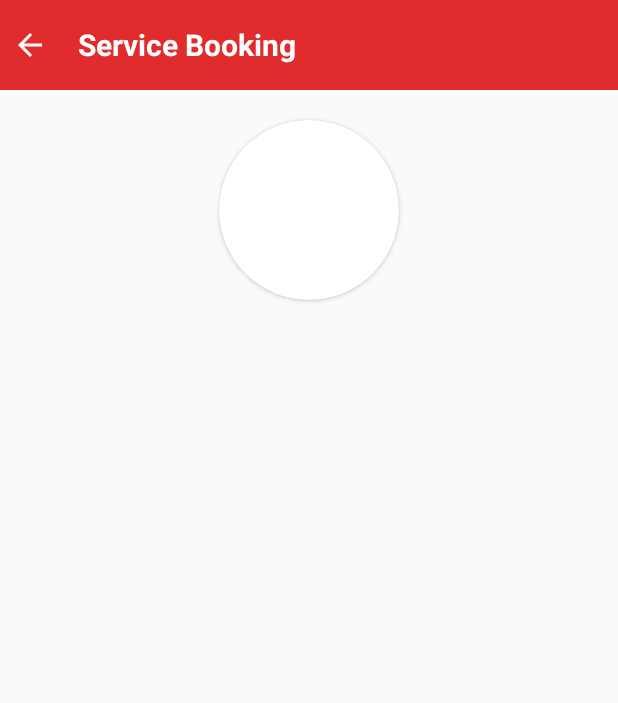
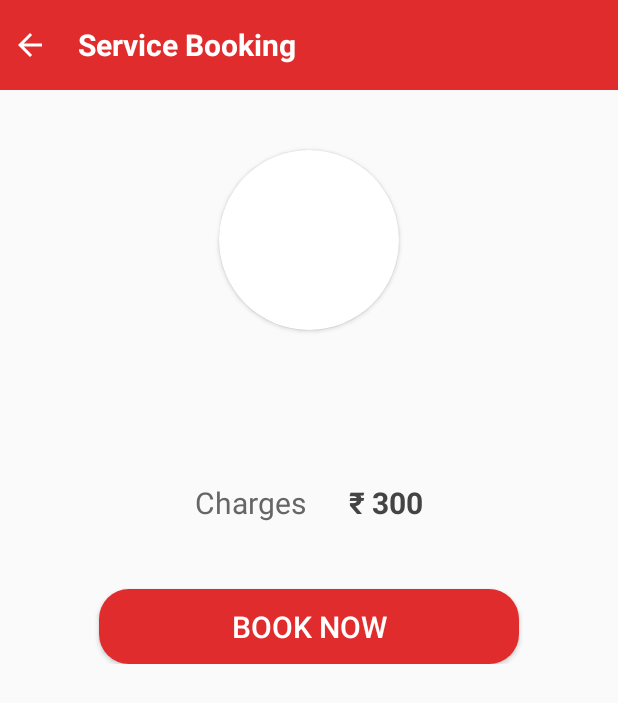
Before and after one commit to aviavinas/Nicu-Life, an Android app: the ServiceView screen opened directly, with no data from a screen before it, on a phone screen of 412 x 824 dp. Shown: the top 703 px of the screen. Run offline under Robolectric (Android 15) with nearby library versions, the phone set to English and light mode, and no system bars; our stand-ins replace Firebase (no records; nobody signed in at launch, a user with empty details on screens opened directly); pictures from the network do not load.

Commit message:
Service booking added

```diff
--- a/app/src/main/java/com/nicu/life/ServiceView.java
+++ b/app/src/main/java/com/nicu/life/ServiceView.java
@@ -1,6 +1,8 @@
 package com.nicu.life;
 
+import android.content.Intent;
 import android.os.Bundle;
+import android.widget.Button;
 import android.widget.ImageView;
 import android.widget.TextView;
 
@@ -12,8 +14,10 @@ import com.nicu.life.FirebaseClass.FireStoreDB;
 
 public class ServiceView extends AppCompatActivity {
     private FireStoreDB db;
-    private TextView titleVw, descVw;
+    private TextView titleVw, descVw, priceVw;
     private ImageView imgVw;
+    private Button btnBook;
+    private Long price;
 
     @Override
     protected void onCreate(Bundle savedInstanceState) {
@@ -23,7 +27,18 @@ public class ServiceView extends AppCompatActivity {
         db = FireStoreDB.getInstance(this);
         titleVw = findViewById(R.id.title);
         descVw = findViewById(R.id.desc);
+        priceVw = findViewById(R.id.price);
         imgVw = findViewById(R.id.img);
+        btnBook = findViewById(R.id.btn_book);
+
+        btnBook.setOnClickListener(v -> {
+            Intent checkout = new Intent(getBaseContext(), Checkout.class);
+            checkout.putExtra("item", titleVw.getText());
+            checkout.putExtra("qnt", 1);
+            checkout.putExtra("amt", price);
+            checkout.putExtra("detail", "Service Booking");
+            startActivity(checkout);
+        });
 
         showUI();
     }
@@ -32,8 +47,10 @@ public class ServiceView extends AppCompatActivity {
         String pid = getIntent().getStringExtra("id");
         if(pid!=null && !pid.isEmpty()) {
             db.getDb().collection("services").document(pid).get().addOnSuccessListener(doc -> {
+                price = doc.getLong("price");
                 titleVw.setText(doc.getString("name"));
                 descVw.setText(doc.getString("desc"));
+                priceVw.setText("₹ "+price);
 
                 Glide.with(this).load(FireStorage.getInstance().getImgRef(doc.getString("img"))).into(imgVw);
             });
--- a/app/src/main/res/layout/activity_service_view.xml
+++ b/app/src/main/res/layout/activity_service_view.xml
@@ -36,7 +36,7 @@
         android:layout_width="120dp"
         android:layout_height="120dp"
         android:layout_gravity="center"
-        android:layout_marginTop="20dp"
+        android:layout_marginTop="40dp"
         app:cardCornerRadius="100dp">
         <FrameLayout
             android:layout_width="match_parent"
@@ -84,6 +84,37 @@
             </FrameLayout>
         </androidx.cardview.widget.CardView>
 
+        <LinearLayout
+            android:layout_width="wrap_content"
+            android:layout_height="wrap_content"
+            android:layout_gravity="center"
+            android:layout_marginBottom="8dp"
+            android:layout_marginTop="8dp"
+            android:orientation="horizontal">
+            <TextView
+                android:layout_width="match_parent"
+                style="@style/title"
+                android:textStyle="normal"
+                android:textColor="#666"
+                android:text="Charges " />
+            <TextView
+                android:id="@+id/price"
+                android:layout_width="match_parent"
+                style="@style/title"
+                android:text="₹ 300" />
+        </LinearLayout>
+
+        <Button
+            android:id="@+id/btn_book"
+            android:layout_width="280dp"
+            android:layout_height="50dp"
+            android:text="Book Now"
+            android:layout_gravity="center"
+            android:layout_marginTop="24dp"
+            android:background="@drawable/brn_red_rect"
+            android:textColor="@color/colorWhite"
+            android:textSize="20sp" />
+
     </LinearLayout>
 
 </LinearLayout>
```
